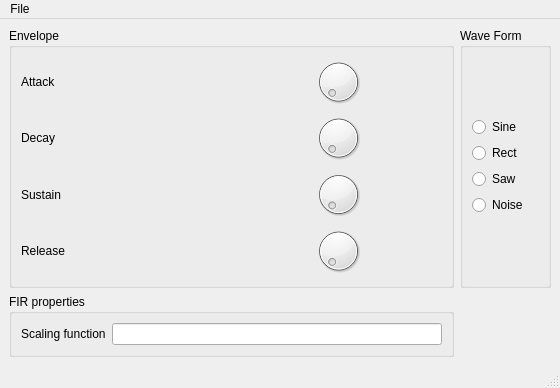
LeStahL/tweak-fir, file MainWindow.ui: the form before one commit.
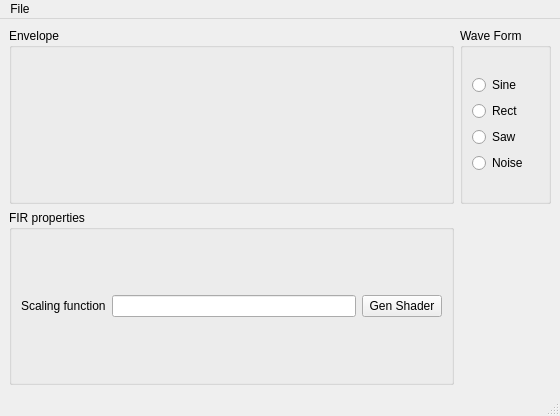
The form after the commit. Custom widgets are drawn as their Qt base class.

Commit message: added param edit class

What changed in the file:
```diff
--- a/MainWindow.ui
+++ b/MainWindow.ui
@@ -7,7 +7,7 @@
     <x>0</x>
     <y>0</y>
     <width>560</width>
-    <height>388</height>
+    <height>416</height>
    </rect>
   </property>
   <property name="windowTitle">
@@ -28,56 +28,28 @@
            <item>
             <layout class="QHBoxLayout" name="horizontalLayout">
              <item>
-              <widget class="QLabel" name="label">
-               <property name="text">
-                <string>Attack</string>
-               </property>
-              </widget>
-             </item>
-             <item>
-              <widget class="QDial" name="dial"/>
+              <widget class="ParamEdit" name="widget_2" native="true"/>
              </item>
             </layout>
            </item>
            <item>
             <layout class="QHBoxLayout" name="horizontalLayout_2">
              <item>
-              <widget class="QLabel" name="label_2">
-               <property name="text">
-                <string>Decay</string>
-               </property>
-              </widget>
-             </item>
-             <item>
-              <widget class="QDial" name="dial_2"/>
+              <widget class="ParamEdit" name="widget_3" native="true"/>
              </item>
             </layout>
            </item>
            <item>
             <layout class="QHBoxLayout" name="horizontalLayout_3">
              <item>
-              <widget class="QLabel" name="label_3">
-               <property name="text">
-                <string>Sustain</string>
-               </property>
-              </widget>
-             </item>
-             <item>
-              <widget class="QDial" name="dial_3"/>
+              <widget class="ParamEdit" name="widget_4" native="true"/>
              </item>
             </layout>
            </item>
            <item>
             <layout class="QHBoxLayout" name="horizontalLayout_4">
              <item>
-              <widget class="QLabel" name="label_4">
-               <property name="text">
-                <string>Release</string>
-               </property>
-              </widget>
-             </item>
-             <item>
-              <widget class="QDial" name="dial_4"/>
+              <widget class="ParamEdit" name="widget_5" native="true"/>
              </item>
             </layout>
            </item>
@@ -147,6 +119,13 @@
              <item>
               <widget class="QLineEdit" name="lineEdit"/>
              </item>
+             <item>
+              <widget class="QPushButton" name="pushButton">
+               <property name="text">
+                <string>Gen Shader</string>
+               </property>
+              </widget>
+             </item>
             </layout>
            </item>
           </layout>
@@ -154,6 +133,9 @@
         </layout>
        </widget>
       </item>
+      <item row="1" column="1">
+       <widget class="QWidget" name="widget" native="true"/>
+      </item>
      </layout>
     </item>
    </layout>
@@ -200,6 +182,14 @@
    </property>
   </action>
  </widget>
+ <customwidgets>
+  <customwidget>
+   <class>ParamEdit</class>
+   <extends>QWidget</extends>
+   <header>ParamEdit.h</header>
+   <container>1</container>
+  </customwidget>
+ </customwidgets>
  <resources/>
  <connections/>
 </ui>
```
The commit also changes 4 other files.
